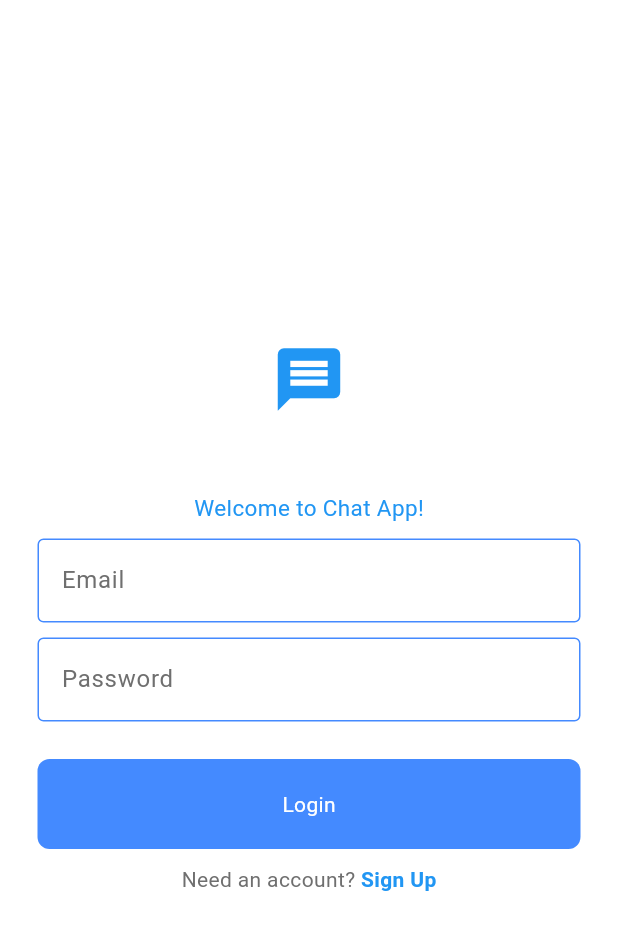
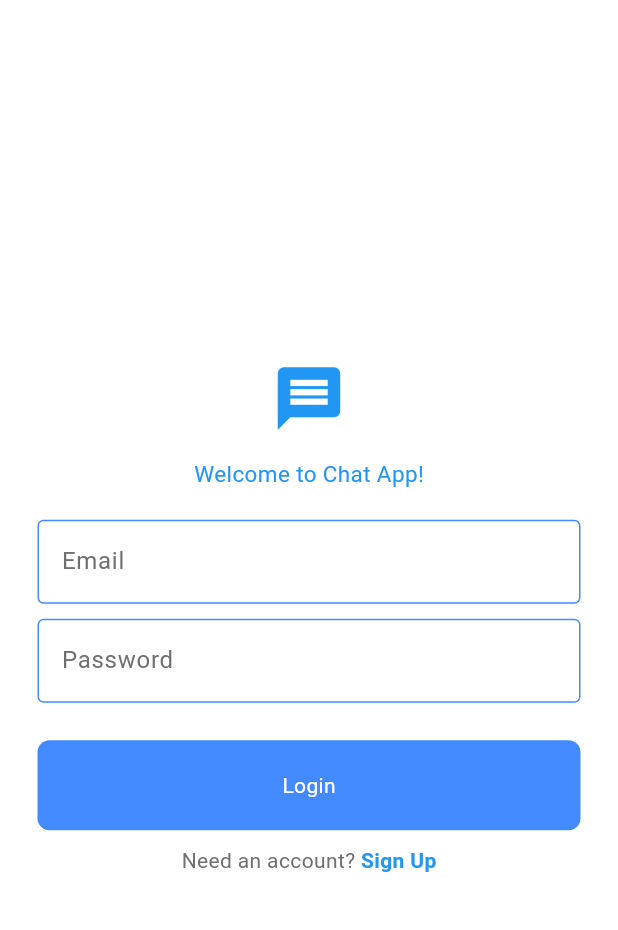
Before and after one commit to isaacLara1214/MAD_HW4, a Flutter app: the screen it shows after launch, on a phone screen of 412 x 824 dp. Shown: the top 930 px of the screen. Run offline on Flutter 3.47's test engine with Material 3 defaults, Android fonts, the phone set to English and light mode, and no system bars; our stand-ins replace firebase_core; accounts and stored records are empty.

Commit message:
created login and register page

```diff
--- /dev/null
+++ b/hw4/lib/authentication/login_or_register.dart
@@ -0,0 +1,33 @@
+import 'package:flutter/material.dart';
+import 'package:hw4/pages/login_page.dart';
+import 'package:hw4/pages/register_page.dart';
+
+class LoginOrRegister extends StatefulWidget {
+  const LoginOrRegister({super.key});
+
+  @override
+  State<LoginOrRegister> createState() => _LoginOrRegisterState();
+}
+
+class _LoginOrRegisterState extends State<LoginOrRegister> {
+  bool _isLogin = true;
+
+  void toggleView() {
+    setState(() {
+      _isLogin = !_isLogin; // Toggle between login and register
+    });
+  }
+
+  @override
+  Widget build(BuildContext context) {
+    if (_isLogin) {
+      return LoginPage(
+        onTap: toggleView,
+      );
+    } else {
+      return RegisterPage(
+        onTap: toggleView,
+      );
+    }
+  }
+}
--- a/hw4/lib/main.dart
+++ b/hw4/lib/main.dart
@@ -1,8 +1,12 @@
+import 'package:firebase_core/firebase_core.dart';
 import 'package:flutter/material.dart';
-import 'pages/login_page.dart';
+import 'package:hw4/authentication/login_or_register.dart';
+import 'package:hw4/firebase_options.dart';
 import 'theme/light_mode.dart';
 
-void main() {
+void main() async {
+  WidgetsFlutterBinding.ensureInitialized();
+  await Firebase.initializeApp(options: DefaultFirebaseOptions.currentPlatform);
   runApp(const MyApp());
 }
 
@@ -14,7 +18,7 @@ class MyApp extends StatelessWidget {
     return MaterialApp(
       debugShowCheckedModeBanner: false,
       theme: lightMode, // Apply your custom light theme
-      home: LoginPage(),
+      home: LoginOrRegister(),
     );
   }
 }
--- a/hw4/lib/pages/login_page.dart
+++ b/hw4/lib/pages/login_page.dart
@@ -5,8 +5,8 @@ import 'package:hw4/components/my_textfield.dart';
 class LoginPage extends StatelessWidget {
   final TextEditingController _emailController = TextEditingController();
   final TextEditingController _passwordController = TextEditingController();
-
-  LoginPage({super.key});
+  final void Function()? onTap;
+  LoginPage({super.key, required this.onTap});
 
   void login() {}
 
@@ -23,7 +23,7 @@ class LoginPage extends StatelessWidget {
               size: 50,
               color: Theme.of(context).colorScheme.primary,
             ),
-            const SizedBox(height: 50),
+            const SizedBox(height: 15),
             Text(
               "Welcome to Chat App!",
               style: TextStyle(
@@ -31,7 +31,7 @@ class LoginPage extends StatelessWidget {
                 fontSize: 15,
               ),
             ),
-            const SizedBox(height: 10),
+            const SizedBox(height: 20),
             MyTextfield(
               hintText: "Email",
               obscureText: false,
@@ -56,11 +56,14 @@ class LoginPage extends StatelessWidget {
                     style: TextStyle(
                       color: Theme.of(context).colorScheme.onSurface,
                     )),
-                Text(" Sign Up",
-                    style: TextStyle(
-                      color: Theme.of(context).colorScheme.primary,
-                      fontWeight: FontWeight.bold,
-                    )),
+                GestureDetector(
+                  onTap: onTap,
+                  child: Text(" Sign Up",
+                      style: TextStyle(
+                        color: Theme.of(context).colorScheme.primary,
+                        fontWeight: FontWeight.bold,
+                      )),
+                ),
               ],
             )
           ],
```
Also changed, not shown: hw4/lib/pages/register_page.dart (+84 -0 lines).
